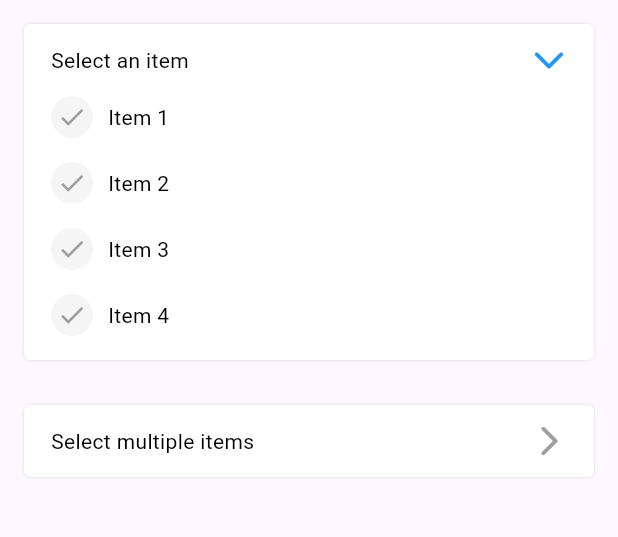
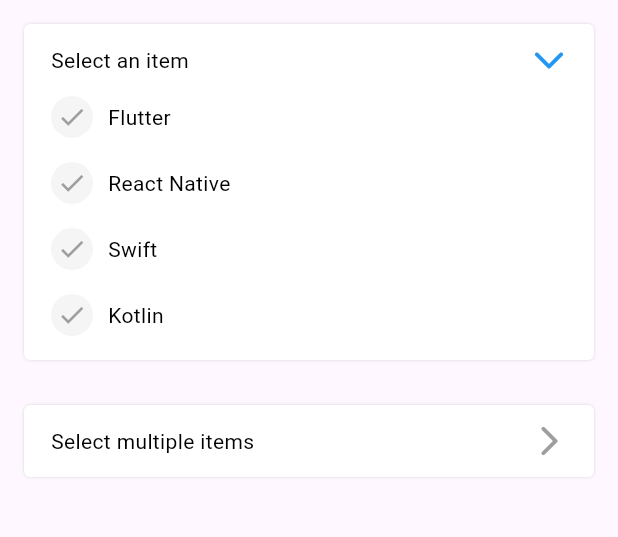
Before and after one commit to RichardM20/list_selection_widget_package, a Flutter app: the screen it shows after launch, after a tap on "Select an item", on a phone screen of 412 x 824 dp, the part 84-621 px from its top. Run offline on Flutter 3.47's test engine with Material 3 defaults, Android fonts, the phone set to English and light mode, and no system bars.

```diff
--- a/example/lib/main.dart
+++ b/example/lib/main.dart
@@ -31,14 +31,14 @@ class Demo extends StatefulWidget {
 
 class _DemoState extends State<Demo> {
   final List<SelectionItem<String>> _listItems = [
-    SelectionItem(value: 'item1', label: 'Item 1'),
-    SelectionItem(value: 'item2', label: 'Item 2'),
-    SelectionItem(value: 'item3', label: 'Item 3'),
-    SelectionItem(value: 'item4', label: 'Item 4'),
+    SelectionItem(value: 'item1', label: 'Flutter'),
+    SelectionItem(value: 'item2', label: 'React Native'),
+    SelectionItem(value: 'item3', label: 'Swift'),
+    SelectionItem(value: 'item4', label: 'Kotlin'),
   ];
 
   SelectionItem<String> _selectedItem =
-      SelectionItem(value: 'item1', label: 'Item 1');
+      SelectionItem(value: 'item1', label: 'Flutter');
   List<SelectionItem<String>> _multiSelectedItems = [];
 
   void _onSingleItemSelected(SelectionItem<String> item) {
--- a/lib/src/list_selection_widget/widget.dart
+++ b/lib/src/list_selection_widget/widget.dart
@@ -13,7 +13,6 @@ class ListSelectionWidget<T> extends ListSelectionWidgetBase<T> {
     IconStyleData? iconStyle,
     TextStyleData? textStyle,
     PaddingData? paddingData,
-    bool? scrollControl,
     double? maxHeight,
   }) {
     return ListSelectionWidget<T>(
@@ -28,7 +27,6 @@ class ListSelectionWidget<T> extends ListSelectionWidgetBase<T> {
       iconStyle: iconStyle,
       textStyle: textStyle,
       paddingData: paddingData,
-      scrollControl: scrollControl,
       maxHeight: maxHeight,
       isMultiSelection: false,
     );
@@ -46,7 +44,6 @@ class ListSelectionWidget<T> extends ListSelectionWidgetBase<T> {
     IconStyleData? iconStyle,
     TextStyleData? textStyle,
     PaddingData? paddingData,
-    bool? scrollControl,
     double? maxHeight,
   }) {
     return ListSelectionWidget<T>(
@@ -61,7 +58,6 @@ class ListSelectionWidget<T> extends ListSelectionWidgetBase<T> {
       iconStyle: iconStyle,
       textStyle: textStyle,
       paddingData: paddingData,
-      scrollControl: scrollControl,
       maxHeight: maxHeight,
       isMultiSelection: true,
     );
@@ -82,7 +78,6 @@ class ListSelectionWidget<T> extends ListSelectionWidgetBase<T> {
     IconStyleData? iconStyle,
     TextStyleData? textStyle,
     PaddingData? paddingData,
-    bool? scrollControl,
     double? maxHeight,
   }) : super(
           key: key,
@@ -109,7 +104,6 @@ class ListSelectionWidgetBase<T> extends StatefulWidget {
   final bool isMultiSelection;
   final List<SelectionItem<T>>? multiSelectValues;
   final Function(List<SelectionItem<T>>)? onMultiItemsSelected;
-
   final SelectionItem<T>? selectedValue;
   final Function(SelectionItem<T>)? onSingleItemSelected;
   final Widget? selectedIcon;
@@ -118,7 +112,6 @@ class ListSelectionWidgetBase<T> extends StatefulWidget {
   final IconStyleData? iconStyle;
   final TextStyleData? textStyle;
   final PaddingData? paddingData;
-
   final double? maxHeight;
 
   const ListSelectionWidgetBase({
```
Also changed, not shown: 1 other file.
